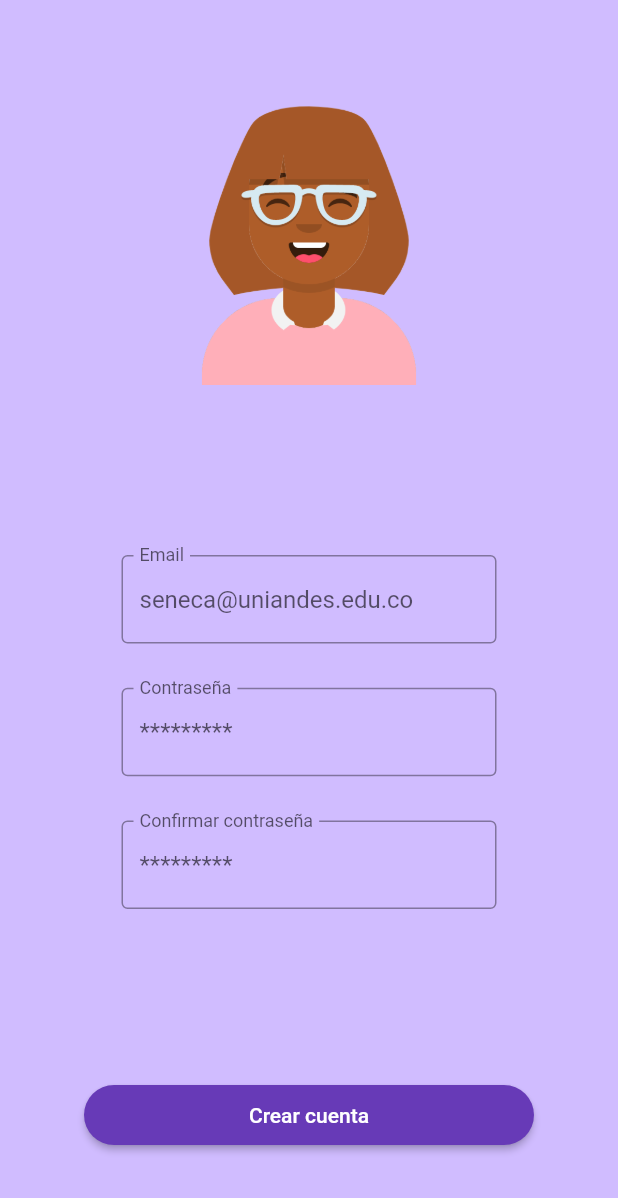
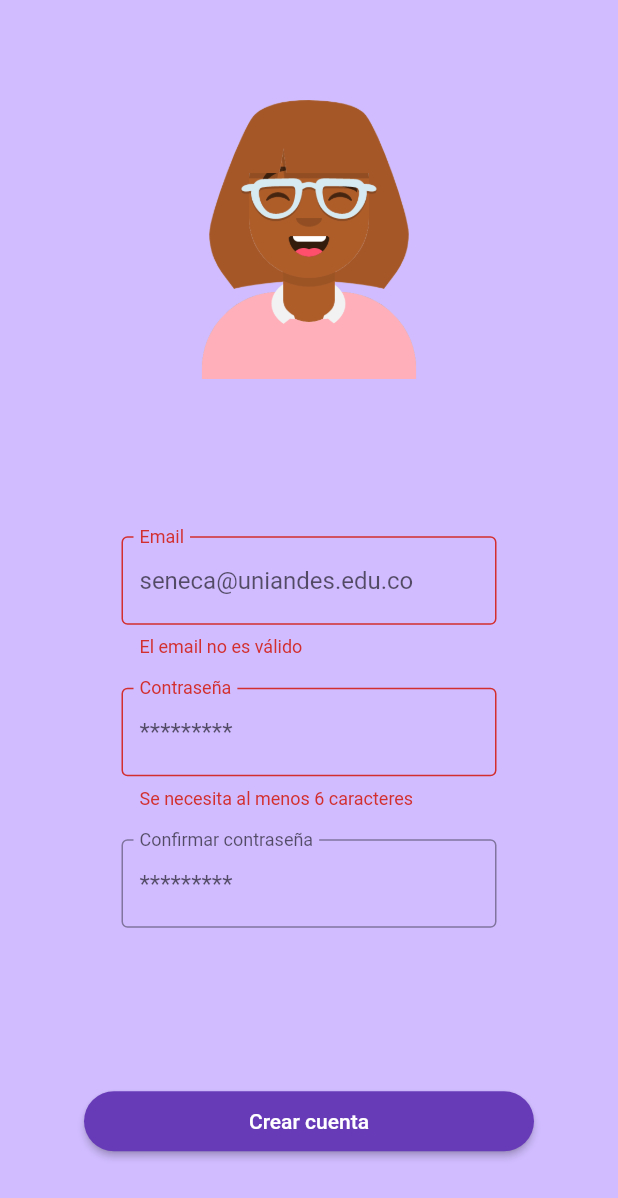
Before and after one commit to SantiagoVargasVe/proyect_grado, a Flutter app: the RegisterScreen screen opened by its route, after a tap on "Crear cuenta", on a phone screen of 412 x 824 dp. Shown: the top 1198 px of the screen. Run offline on Flutter 3.47's test engine with Material 2 defaults, Android fonts, the phone set to English and light mode, and no system bars; our stand-ins replace firebase_auth, firebase_core; accounts and stored records are empty.

Commit message:
ADD: Funcionalidad de registro

```diff
--- a/lib/widgets/create_account.dart
+++ b/lib/widgets/create_account.dart
@@ -11,6 +11,10 @@ class CreateAccount extends StatefulWidget {
 class _CreateAccountState extends State<CreateAccount> {
   FirebaseAuth auth = FirebaseAuth.instance;
   final _formKey = GlobalKey<FormState>();
+
+  final _emailController = TextEditingController();
+  final _passwordController = TextEditingController();
+  final _confirmPasswordController = TextEditingController();
 
   String? validateEmail(String? value) {
     if (value == null) {
@@ -31,10 +35,52 @@ class _CreateAccountState extends State<CreateAccount> {
     }
 
     if (value.length < 6) {
-      return 'La contraseña debe tener al menos 6 caracteres';
+      return 'Se necesita al menos 6 caracteres';
     }
 
     return null;
+  }
+
+  String? validateConfirmPassword(String? value) {
+    if (value == null) {
+      return 'El campo es requerido';
+    }
+
+    if (value != _passwordController.text) {
+      return 'Las contraseñas no coinciden';
+    }
+
+    return null;
+  }
+
+  void validateForm(BuildContext ctx) {
+    if (_formKey.currentState!.validate()) {
+      registerUser(ctx);
+    }
+  }
+
+  void registerUser(BuildContext ctx) async {
+    FocusManager.instance.primaryFocus?.unfocus();
+    try {
+      UserCredential userCredential = await FirebaseAuth.instance
+          .createUserWithEmailAndPassword(
+              email: _emailController.text, password: _passwordController.text);
+
+      ScaffoldMessenger.of(ctx)
+          .showSnackBar(const SnackBar(content: Text('Usuario creado')));
+    } on FirebaseAuthException catch (e) {
+      if (e.code == 'weak-password') {
+        ScaffoldMessenger.of(ctx).showSnackBar(const SnackBar(
+            content: Text('Contraseña muy débil'),
+            backgroundColor: Colors.red));
+      } else if (e.code == 'email-already-in-use') {
+        ScaffoldMessenger.of(ctx).showSnackBar(const SnackBar(
+            content: Text('El email ya está en uso'),
+            backgroundColor: Colors.red));
+      }
+    } catch (e) {
+      print(e);
+    }
   }
 
   @override
@@ -49,11 +95,11 @@ class _CreateAccountState extends State<CreateAccount> {
               Image.asset('assets/images/avatar.png', width: 200, height: 200),
               SizedBox(
                 width: 250,
-                height: 236,
                 child: Column(
                   mainAxisAlignment: MainAxisAlignment.spaceBetween,
                   children: [
                     TextFormField(
+                      controller: _emailController,
                       decoration: const InputDecoration(
                         border: OutlineInputBorder(),
                         labelText: 'Email',
@@ -62,29 +108,35 @@ class _CreateAccountState extends State<CreateAccount> {
                       ),
                       validator: validateEmail,
                     ),
+                    const SizedBox(height: 20),
                     TextFormField(
+                      controller: _passwordController,
                       decoration: const InputDecoration(
                         border: OutlineInputBorder(),
                         labelText: 'Contraseña',
                         hintText: "*********",
                         floatingLabelBehavior: FloatingLabelBehavior.always,
                       ),
-                      validator: validateEmail,
+                      validator: validatePassword,
                     ),
+                    const SizedBox(height: 20),
                     TextFormField(
+                      controller: _confirmPasswordController,
                       decoration: const InputDecoration(
                         border: OutlineInputBorder(),
                         labelText: 'Confirmar contraseña',
                         hintText: "*********",
                         floatingLabelBehavior: FloatingLabelBehavior.always,
                       ),
-                      validator: validateEmail,
+                      validator: validateConfirmPassword,
                     ),
                   ],
                 ),
               ),
               ElevatedButton(
-                onPressed: () {},
+                onPressed: () {
+                  validateForm(context);
+                },
                 child: const Text("Crear cuenta"),
                 style: ElevatedButton.styleFrom(
                   minimumSize: const Size(300, 40),
```
